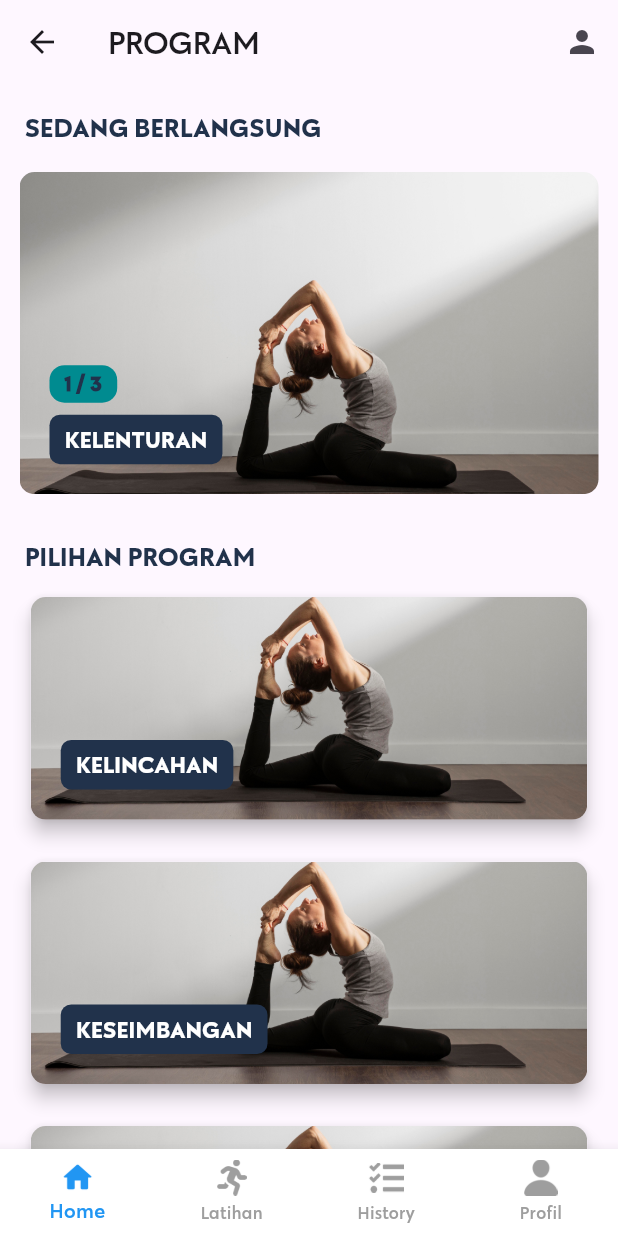
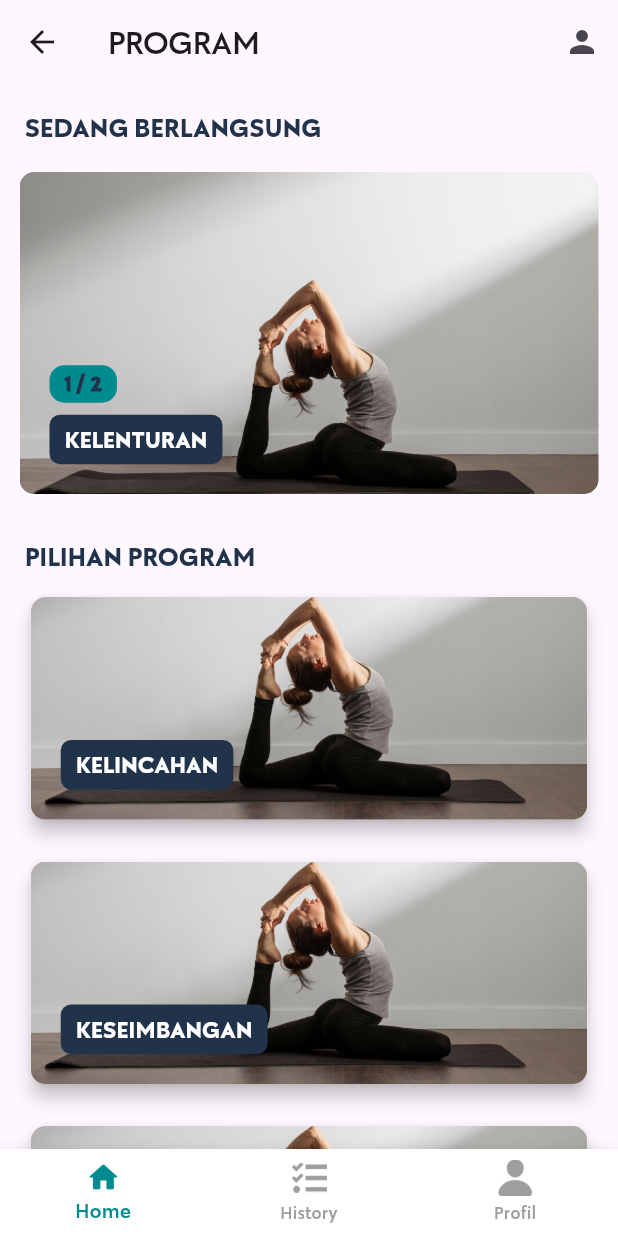
Before and after one commit to DivaAji/healthify, a Flutter app: the MyNavigationBar screen opened directly, on a phone screen of 412 x 824 dp. Run offline on Flutter 3.47's test engine with Material 3 defaults, Android fonts, the phone set to English and light mode, and no system bars; drawn by our look-alikes of carousel_slider; our stand-ins replace camera, dio, image_picker.

Commit message:
update dinamis

```diff
--- a/lib/main.dart
+++ b/lib/main.dart
@@ -15,7 +15,7 @@ class MyApp extends StatelessWidget {
       theme: ThemeData(
         fontFamily: 'Galatea', // Terapkan font Galatea secara global
       ),
-      home: SplashScreen(),
+      home: FaceScan(userId: 1),
       routes: {
         '/login': (context) => LoginScreen(), // Rute untuk halaman login
       },
--- a/lib/screens/faceScan_screen.dart
+++ b/lib/screens/faceScan_screen.dart
@@ -3,6 +3,7 @@ import 'dart:io';
 import 'package:flutter/material.dart';
 import 'package:healthify/screens/home_screen.dart';
 import 'package:healthify/widgets/button.dart';
+import 'package:healthify/widgets/navigation_bar.dart';
 import 'package:image_picker/image_picker.dart';
 import 'package:http/http.dart' as http;
 import 'package:flutter/foundation.dart'; // For checking if running on Web
@@ -171,13 +172,14 @@ class _FaceScanState extends State<FaceScan> {
             verticalPadding: 10.0,
           ),
           SizedBox(height: 5),
+          if (_image != null)
             CustomButton(
               onPressed: () {
                 Navigator.push(
                   context,
                   MaterialPageRoute(
                     builder: (context) =>
-                      HomeScreen(), // Mengarahkan ke HomeScreen
+                        HomeScreen(),
                   ),
                 );
               },
--- a/lib/screens/home_screen.dart
+++ b/lib/screens/home_screen.dart
@@ -154,16 +154,40 @@ class HomeScreen extends StatelessWidget {
 
     // List program yang sedang berlangsung (sesuaikan dg database)
     final List<Map<String, String>> selectedPrograms = [
-      {'name': 'KELENTURAN', 'image': 'kelenturan.jpg'},
-      {'name': 'KELENTURAN', 'image': 'kelenturan.jpg'},
-      {'name': 'KELENTURAN', 'image': 'kelenturan.jpg'},
+      {
+        'name': 'KELENTURAN',
+        'image': 'kelenturan.jpg',
+        'description':
+            'Tingkatkan fleksibilitas dan mobilitas tubuh dengan latihan peregangan yang aman dan efektif.'
+      },
+      {
+        'name': 'KELINCAHAN',
+        'image': 'kelenturan.jpg',
+        'description':
+            'Tingkatkan pergerakan anda dengan kelincahan'
+      },
     ];
 
     // List semua program yang ditawarkan (sesuaikan dengan database)
     final List<Map<String, String>> allPrograms = [
-      {'name': 'KELINCAHAN', 'image': 'kelenturan.jpg'},
-      {'name': 'KESEIMBANGAN', 'image': 'kelenturan.jpg'},
-      {'name': 'KELENTURAN', 'image': 'kelenturan.jpg'},
+      {
+        'name': 'KELINCAHAN',
+        'image': 'kelenturan.jpg',
+        'description':
+            'Tingkatkan pergerakan anda dengan kelincahan'
+      },
+      {
+        'name': 'KESEIMBANGAN',
+        'image': 'kelenturan.jpg',
+        'description':
+            'Keseimbangan merupakan salah satu faktor penting dalam aktivitas kita sehari-hari'
+      },
+      {
+        'name': 'KELENTURAN',
+        'image': 'kelenturan.jpg',
+        'description':
+            'Tingkatkan fleksibilitas dan mobilitas tubuh dengan latihan peregangan yang aman dan efektif.'
+      },
     ];
 
     return Scaffold(
@@ -224,6 +248,9 @@ class HomeScreen extends StatelessWidget {
                 chosenPrograms: selectedPrograms
                     .map((program) => program['name']!)
                     .toList(),
+                descriptions: selectedPrograms
+                    .map((program) => program['description']!)
+                    .toList(),
               ),
             ),
             // Menampilkan bagian "PILIHAN PROGRAM"
@@ -266,6 +293,7 @@ class HomeScreen extends StatelessWidget {
                               builder: (context) => MyDetailProgram(
                                 programName: program['name']!,
                                 programImage: program['image']!,
+                                programDescription: program['description']!,
                               ),
                             ),
                           );
--- a/lib/screens/register_screen.dart
+++ b/lib/screens/register_screen.dart
@@ -3,8 +3,6 @@ import 'package:flutter/material.dart';
 import 'package:healthify/screens/faceScan_screen.dart';
 import 'package:image_picker/image_picker.dart'; // Import image_picker
 import 'package:http/http.dart' as http;
-import 'package:healthify/screens/login_screen.dart';
-import 'package:healthify/screens/ageInput_screen.dart';
 import 'package:healthify/widgets/button.dart';
 import 'package:healthify/widgets/card.dart';
 import 'package:healthify/widgets/text_field.dart';
@@ -191,10 +189,11 @@ class _RegisterScreenState extends State<RegisterScreen> {
                           keyboardType: TextInputType.number,
                         ),
                         const SizedBox(height: 20),
+                        if (_imageFile != null)
                           CustomButton(
                             text: 'Next',
                             onPressed:
-                              registerUser, // Calls registerUser and navigates upon success
+                                registerUser,
                             horizontalPadding: 50.0,
                             verticalPadding: 10.0,
                           ),
--- a/lib/widgets/camera.dart
+++ b/lib/widgets/camera.dart
@@ -2,6 +2,7 @@ import 'package:flutter/material.dart';
 import 'package:camera/camera.dart';
 
 class CameraWidget extends StatefulWidget {
+
   @override
   _CameraWidgetState createState() => _CameraWidgetState();
 }
--- a/lib/widgets/carousel_slider.dart
+++ b/lib/widgets/carousel_slider.dart
@@ -6,8 +6,13 @@ import 'package:healthify/widgets/program_indicator.dart';
 class CustomCarouselSlider extends StatefulWidget {
   final List<String> imageUrls;
   final List<String> chosenPrograms;
+  final List<String> descriptions;
 
-  CustomCarouselSlider({required this.imageUrls, required this.chosenPrograms});
+  CustomCarouselSlider({
+    required this.imageUrls,
+    required this.chosenPrograms,
+    required this.descriptions,
+  });
 
   @override
   _CustomCarouselSliderState createState() => _CustomCarouselSliderState();
@@ -53,6 +58,7 @@ class _CustomCarouselSliderState extends State<CustomCarouselSlider> {
                   builder: (context) => MyDetailProgram(
                     programName: widget.chosenPrograms[_currentIndex],
                     programImage: url,
+                    programDescription: widget.descriptions[_currentIndex],
                   ),
                 ),
               );
--- a/lib/widgets/navigation_bar.dart
+++ b/lib/widgets/navigation_bar.dart
@@ -48,10 +48,8 @@ class _MyNavigationBar extends State<MyNavigationBar> {
       bottomNavigationBar: BottomNavigationBar(
         type: BottomNavigationBarType.fixed,
         backgroundColor: Colors.white,
-        selectedItemColor: Colors.blue,
+        selectedItemColor: const Color.fromRGBO(0, 139, 144, 1),
         unselectedItemColor: Colors.grey,
-        selectedLabelStyle: const TextStyle(fontFamily: 'Galatea'),
-        unselectedLabelStyle: const TextStyle(fontFamily: 'Galatea'),
         items: const [
           BottomNavigationBarItem(
             label: 'Home',
@@ -60,13 +58,13 @@ class _MyNavigationBar extends State<MyNavigationBar> {
               size: 24,
             ),
           ),
-          BottomNavigationBarItem(
-            label: 'Latihan',
-            icon: ImageIcon(
-              AssetImage('assets/icons/latihan.png'),
-              size: 24,
-            ),
-          ),
+          // BottomNavigationBarItem(
+          //   label: 'Latihan',
+          //   icon: ImageIcon(
+          //     AssetImage('assets/icons/latihan.png'),
+          //     size: 24,
+          //   ),
+          // ),
           BottomNavigationBarItem(
             label: 'History',
             icon: ImageIcon(
```
Also changed, not shown: lib/screens/design_awal/camera_screen.dart (+19 -19 lines), lib/screens/detail_program_screen.dart (+5 -3 lines). Lines whose indentation alone changed are shown as unchanged.
